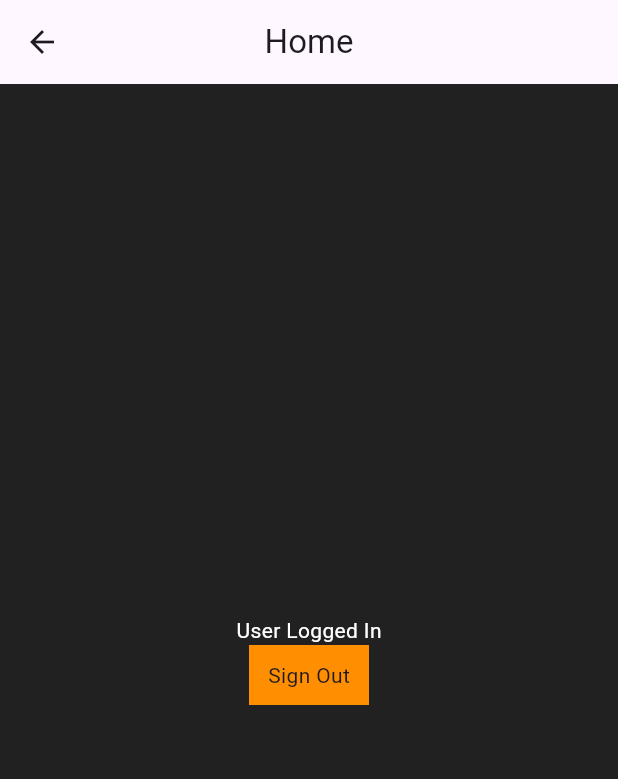
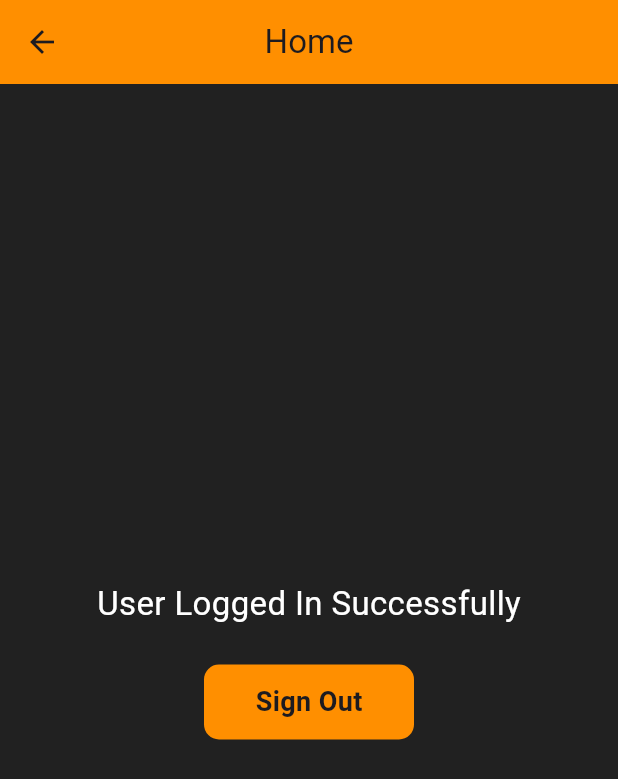
Before and after one commit to prajwalx7/user-authentication_UI, a Flutter app: the HomeScreen screen opened by its route, on a phone screen of 412 x 824 dp. Shown: the top 779 px of the screen. Run offline on Flutter 3.47's test engine with Material 3 defaults, Android fonts, the phone set to English and light mode, and no system bars; our stand-ins replace firebase_auth, firebase_core, google_fonts, lottie, page_transition, swipeable_button_view; accounts and stored records are empty.

Commit message:
homescreeb fix

```diff
--- a/lib/Screens/home_screen.dart
+++ b/lib/Screens/home_screen.dart
@@ -5,12 +5,11 @@ import 'package:login_page/Screens/colors.dart';
 class HomeScreen extends StatelessWidget {
   const HomeScreen({super.key});
 
-
-
   @override
   Widget build(BuildContext context) {
     return Scaffold(
         appBar: AppBar(
+          backgroundColor: buttoncolor,
           title: const Text("Home"),
           centerTitle: true,
         ),
@@ -19,22 +18,29 @@ class HomeScreen extends StatelessWidget {
             mainAxisAlignment: MainAxisAlignment.center,
             children: [
               const Text(
-                "User Logged In",
-                style: TextStyle(color: Colors.white),
+                "User Logged In Successfully",
+                style: TextStyle(color: Colors.white, fontSize: 22),
+              ),
+              const SizedBox(
+                height: 25,
               ),
               GestureDetector(
                 onTap: () {
                   FirebaseAuth.instance.signOut();
                   Navigator.pushNamed(context, '/loginscreen');
                 },
-
                 child: Container(
-                  height: 40,
-                  width: 80,
-                  decoration: const BoxDecoration(
+                  height: 50,
+                  width: 140,
+                  decoration: BoxDecoration(
+                    borderRadius: BorderRadius.circular(10),
                     color: buttoncolor,
                   ),
-                  child: Center(child: const Text("Sign Out")),
+                  child: const Center(
+                      child: Text(
+                    "Sign Out",
+                    style: TextStyle(fontWeight: FontWeight.bold, fontSize: 18),
+                  )),
                 ),
               ),
             ],
```
